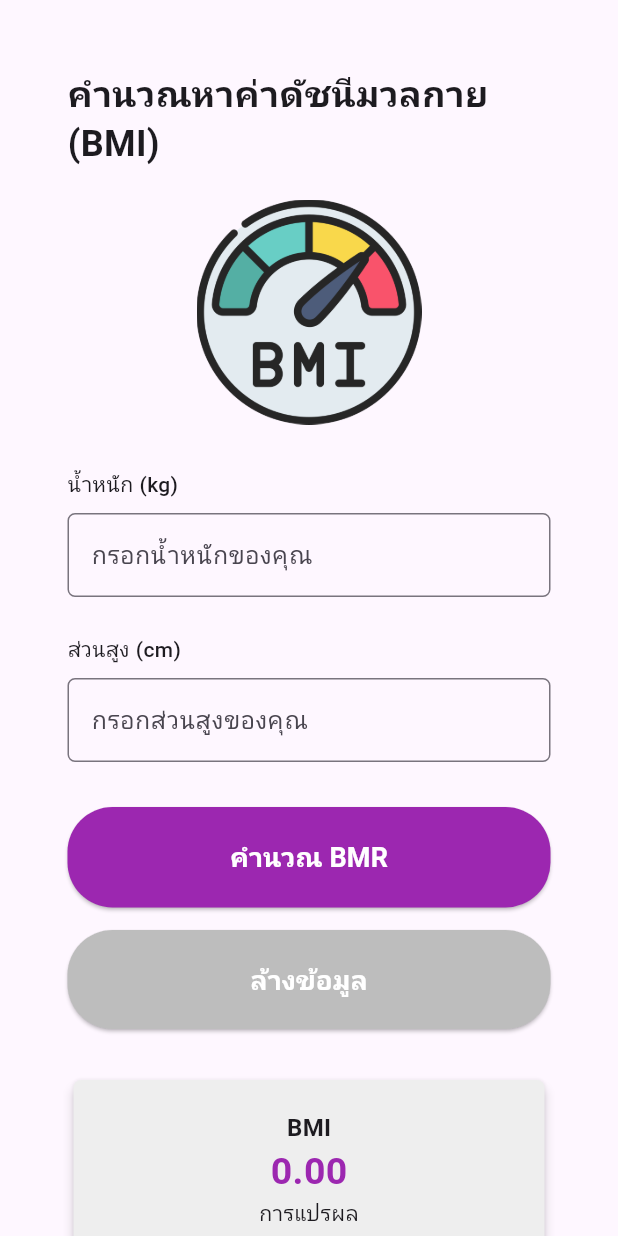
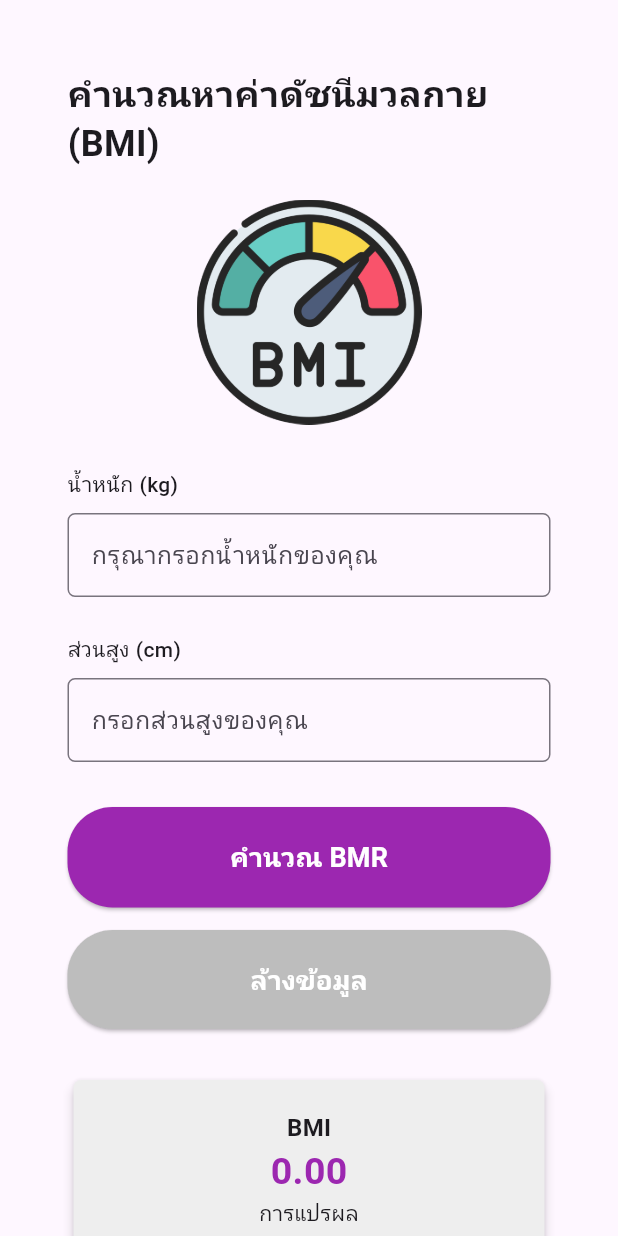
Before and after one commit to yubluez/flutter_sau_health_calculator_app, a Flutter app: the BmiUi screen opened directly, on a phone screen of 412 x 824 dp. Run offline on Flutter 3.47's test engine with Material 3 defaults, Android fonts, the phone set to English and light mode, and no system bars; our stand-ins replace font_awesome_flutter, google_fonts; network calls fail.

Commit message:
แก้ไข้ bmi

```diff
--- a/lib/views/bmi_ui.dart
+++ b/lib/views/bmi_ui.dart
@@ -71,7 +71,7 @@ class _BmiUiState extends State<BmiUi> {
                   controller: weightCtrl,
                   keyboardType: TextInputType.number,
                   decoration: InputDecoration(
-                    hintText: 'กรอกน้ำหนักของคุณ',
+                    hintText: 'กรุณากรอกน้ำหนักของคุณ',
                     fillColor: const Color(0xFFF5F5F5),
                     border: OutlineInputBorder(
                       borderRadius: BorderRadius.circular(5),
```
